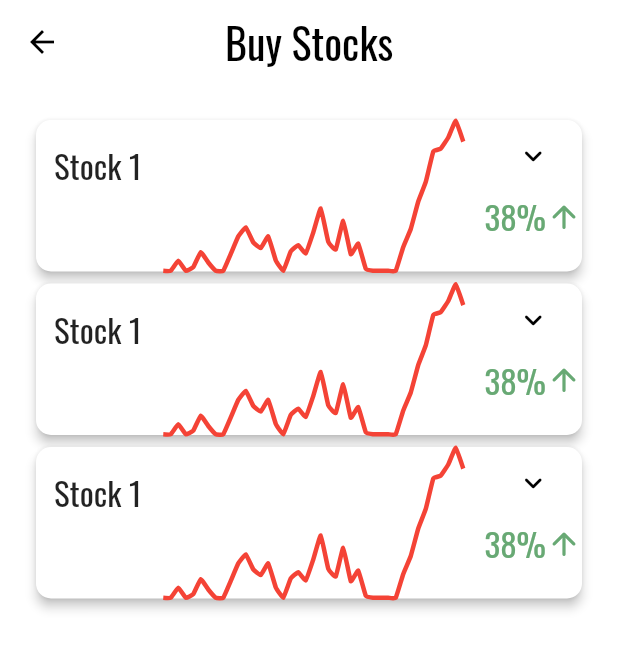
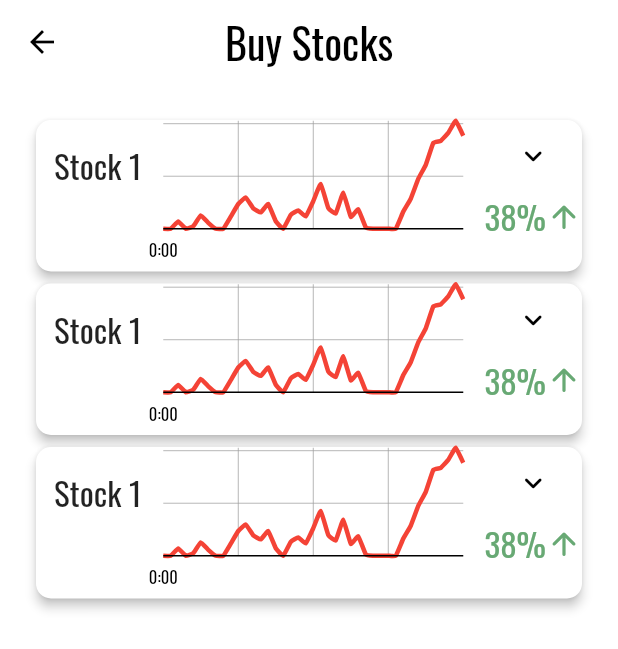
Before and after one commit to dhruvweaver/schtocks, a Flutter app: the BuyStocksScreen screen opened directly, on a phone screen of 412 x 824 dp. Shown: the top 649 px of the screen. Run offline on Flutter 3.47's test engine with Material 2 defaults, Android fonts, the phone set to English and light mode, and no system bars; drawn by our look-alikes of fl_chart.

Commit message:
Added Interactivity to Arrow Buttons

```diff
--- a/lib/widgets/graph.dart
+++ b/lib/widgets/graph.dart
@@ -42,8 +42,7 @@ class _GraphState extends State<Graph> {
     for (int i = 0; i < 40; i++) {
       _incrementCounter();
     }
-    return Expanded(
-      child: LineChart(LineChartData(
+    return LineChart(LineChartData(
         titlesData: FlTitlesData(
             bottomTitles: SideTitles(
               showTitles: this.isExpanded,
@@ -98,7 +97,6 @@ class _GraphState extends State<Graph> {
               barWidth: 3,
               spots: _spots,
               dotData: FlDotData(show: false))
-          ])),
-    );
+        ]));
   }
 }
--- a/lib/widgets/stock_card.dart
+++ b/lib/widgets/stock_card.dart
@@ -8,6 +8,9 @@ class StockCard extends StatefulWidget {
 }
 
 class _StockCardState extends State<StockCard> {
+
+  bool isExpanded = true;
+
   @override
   Widget build(BuildContext context) {
     return Card(
@@ -30,7 +33,7 @@ class _StockCardState extends State<StockCard> {
             ),
             Spacer(),
             SizedBox(
-              child: Graph(isExpanded: false),
+              child: Graph(isExpanded: isExpanded),
               height: 100,
               width: 200
             ),
@@ -42,7 +45,8 @@ class _StockCardState extends State<StockCard> {
                 IconButton(
                     icon: Icon(Icons.keyboard_arrow_down_rounded),
                     splashRadius: 15,
-                    onPressed: () {}),
+                    onPressed:() { setState(() { isExpanded = !isExpanded; }); },
+                ),
                 Row(
                   children: [
                     Text(
```
Lines whose indentation alone changed are shown as unchanged.
